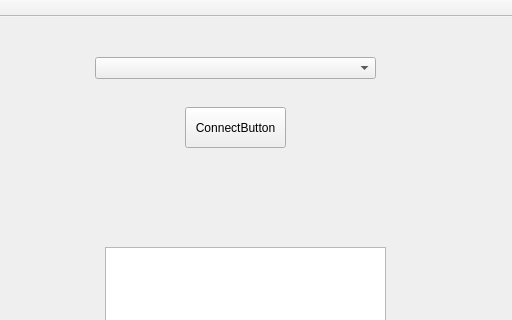
Above: project/tanks_client/Tanks_Client.ui from 5yato4ok/tanks_game before the change; both pictures show x 435 to 947 and y 0 to 320 of the 947 by 514 pixel window. Below: the same form after it.
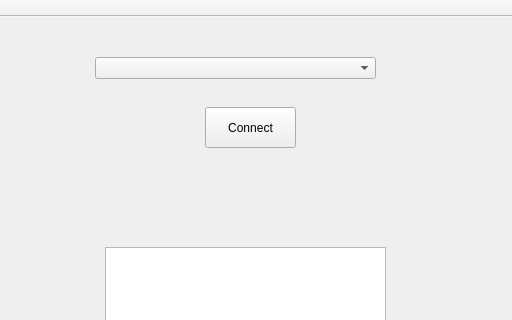
That is the form after the change.

Patch:
```diff
--- a/project/tanks_client/Tanks_Client.ui
+++ b/project/tanks_client/Tanks_Client.ui
@@ -17,14 +17,14 @@
    <widget class="QPushButton" name="connect_server">
     <property name="geometry">
      <rect>
-      <x>620</x>
+      <x>640</x>
       <y>90</y>
-      <width>101</width>
+      <width>91</width>
       <height>41</height>
      </rect>
     </property>
     <property name="text">
-     <string>ConnectButton</string>
+     <string>Connect</string>
     </property>
    </widget>
    <widget class="QPlainTextEdit" name="output">
```
